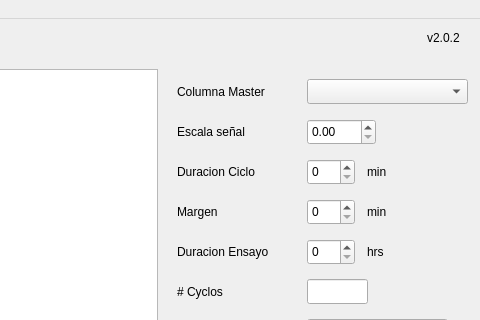
Qt form views/ensayator.ui (roomm/ensayator) before a commit; both pictures show x 523 to 1003 and y 0 to 320 of the 1003 by 640 pixel window.
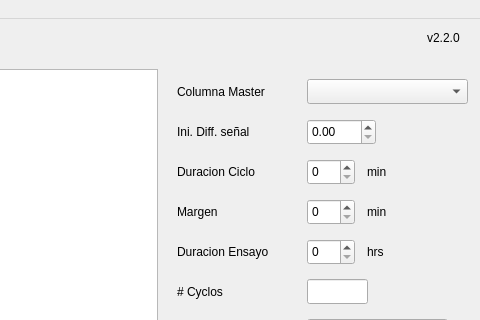
The same form after that commit. Icons and pictures are not drawn.

The edit to the form file:
```diff
--- a/views/ensayator.ui
+++ b/views/ensayator.ui
@@ -261,7 +261,7 @@
      </rect>
     </property>
     <property name="text">
-     <string>v2.0.2</string>
+     <string>v2.2.0</string>
     </property>
    </widget>
    <widget class="QSpinBox" name="sbTotalEnsay">
@@ -436,7 +436,7 @@
      </rect>
     </property>
     <property name="text">
-     <string>Escala señal</string>
+     <string>Ini. Diff. señal</string>
     </property>
    </widget>
    <widget class="QDoubleSpinBox" name="sbScale">
```
Left out of the diff: 12 changed lines with no effect on the pictures.
